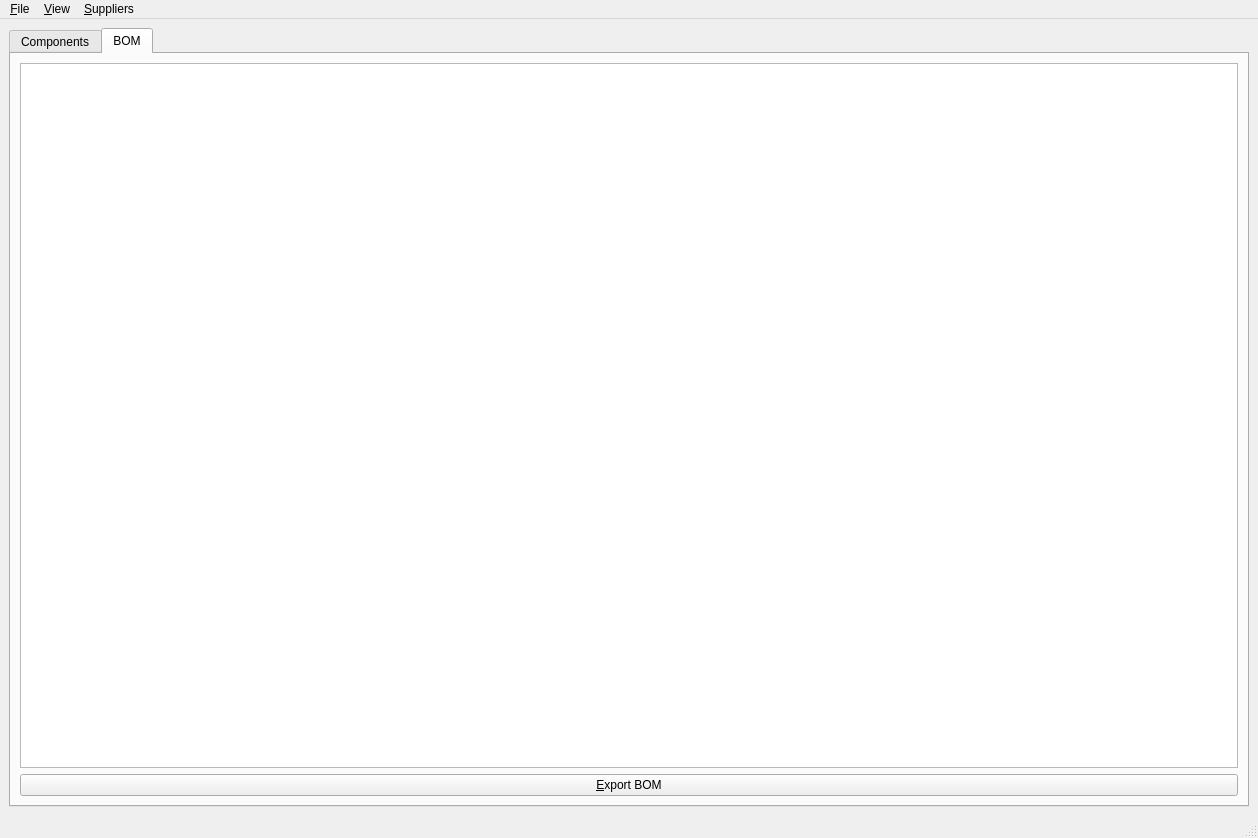
Above: BOMizator/BOMLinker.ui from dejfson/BOMizator before the change. Below: the same form after it.
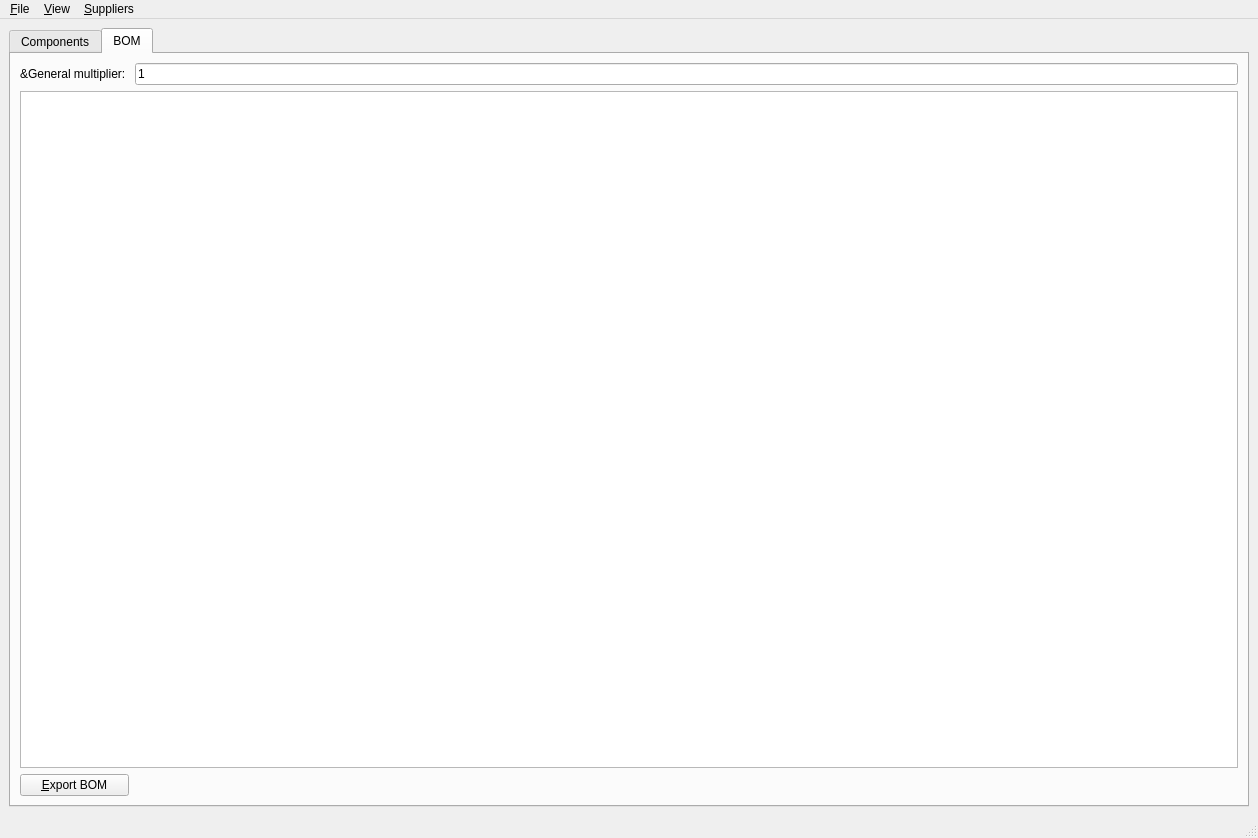
That is the form after the change. The open tabs and pages were chosen to show the change. Custom widgets are drawn as their Qt base class.

Patch:
```diff
--- a/BOMizator/BOMLinker.ui
+++ b/BOMizator/BOMLinker.ui
@@ -90,16 +90,33 @@
         <string>BOM</string>
        </attribute>
        <layout class="QGridLayout" name="gridLayout_3">
-        <item row="0" column="0">
+        <item row="1" column="0" colspan="2">
          <widget class="QTreeView" name="bomView"/>
         </item>
-        <item row="1" column="0">
-         <widget class="QPushButton" name="pushButton">
+        <item row="0" column="0">
+         <widget class="QLabel" name="label">
+          <property name="text">
+           <string>&amp;General multiplier: </string>
+          </property>
+         </widget>
+        </item>
+        <item row="2" column="0">
+         <widget class="QPushButton" name="bomExport">
           <property name="text">
            <string>&amp;Export BOM</string>
           </property>
          </widget>
         </item>
+        <item row="0" column="1">
+         <widget class="QLineEdit" name="bomMultiplier">
+          <property name="inputMask">
+           <string>999; </string>
+          </property>
+          <property name="text">
+           <string>1</string>
+          </property>
+         </widget>
+        </item>
        </layout>
       </widget>
      </widget>
```
